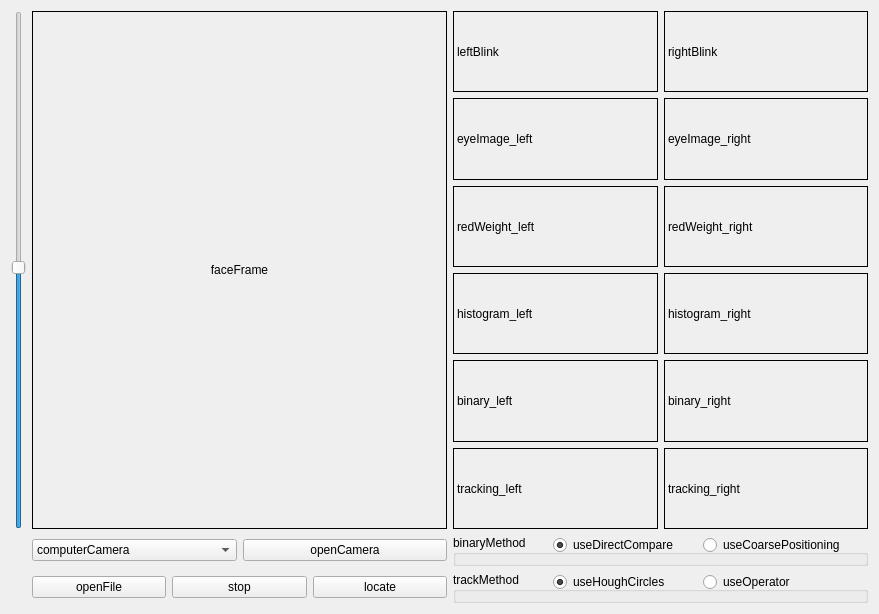
Qt form gui/assets/Eyes-Track.ui (LLanjiao/Eyes-Track) before a commit.
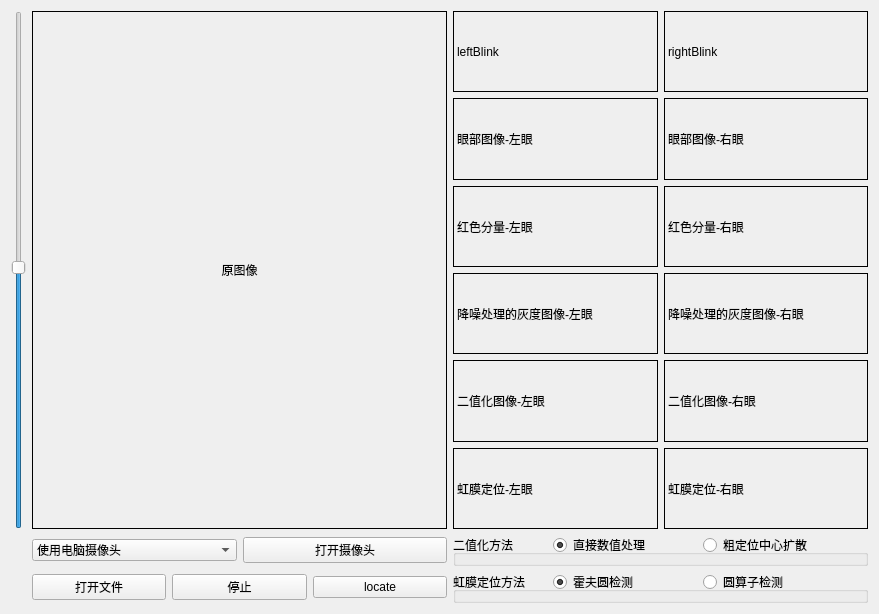
The same form after that commit.

Patch:
```diff
--- a/gui/assets/Eyes-Track.ui
+++ b/gui/assets/Eyes-Track.ui
@@ -25,7 +25,7 @@
         <string notr="true">border: 1px solid black;</string>
        </property>
        <property name="text">
-        <string>faceFrame</string>
+        <string>原图像</string>
        </property>
        <property name="alignment">
         <set>Qt::AlignCenter</set>
@@ -37,14 +37,14 @@
        <item>
         <widget class="QPushButton" name="openFile">
          <property name="text">
-          <string>openFile</string>
+          <string>打开文件</string>
          </property>
         </widget>
        </item>
        <item>
         <widget class="QPushButton" name="stop">
          <property name="text">
-          <string>stop</string>
+          <string>停止</string>
          </property>
         </widget>
        </item>
@@ -91,7 +91,7 @@
             <string notr="true">border: 1px solid black;</string>
            </property>
            <property name="text">
-            <string>eyeImage_left</string>
+            <string>眼部图像-左眼</string>
            </property>
           </widget>
          </item>
@@ -101,7 +101,7 @@
             <string notr="true">border: 1px solid black;</string>
            </property>
            <property name="text">
-            <string>eyeImage_right</string>
+            <string>眼部图像-右眼</string>
            </property>
           </widget>
          </item>
@@ -115,7 +115,7 @@
             <string notr="true">border: 1px solid black;</string>
            </property>
            <property name="text">
-            <string>redWeight_left</string>
+            <string>红色分量-左眼</string>
            </property>
           </widget>
          </item>
@@ -125,7 +125,7 @@
             <string notr="true">border: 1px solid black;</string>
            </property>
            <property name="text">
-            <string>redWeight_right</string>
+            <string>红色分量-右眼</string>
            </property>
           </widget>
          </item>
@@ -139,7 +139,7 @@
             <string notr="true">border: 1px solid black;</string>
            </property>
            <property name="text">
-            <string>histogram_left</string>
+            <string>降噪处理的灰度图像-左眼</string>
            </property>
           </widget>
          </item>
@@ -149,7 +149,7 @@
             <string notr="true">border: 1px solid black;</string>
            </property>
            <property name="text">
-            <string>histogram_right</string>
+            <string>降噪处理的灰度图像-右眼</string>
            </property>
           </widget>
          </item>
@@ -163,7 +163,7 @@
             <string notr="true">border: 1px solid black;</string>
            </property>
            <property name="text">
-            <string>binary_left</string>
+            <string>二值化图像-左眼</string>
            </property>
           </widget>
          </item>
@@ -173,7 +173,7 @@
             <string notr="true">border: 1px solid black;</string>
            </property>
            <property name="text">
-            <string>binary_right</string>
+            <string>二值化图像-右眼</string>
            </property>
           </widget>
          </item>
@@ -187,7 +187,7 @@
             <string notr="true">border: 1px solid black;</string>
            </property>
            <property name="text">
-            <string>tracking_left</string>
+            <string>虹膜定位-左眼</string>
            </property>
           </widget>
          </item>
@@ -197,7 +197,7 @@
             <string notr="true">border: 1px solid black;</string>
            </property>
            <property name="text">
-            <string>tracking_right</string>
+            <string>虹膜定位-右眼</string>
            </property>
           </widget>
          </item>
@@ -231,7 +231,7 @@
             <bool>false</bool>
            </property>
            <property name="currentText">
-            <string>computerCamera</string>
+            <string>使用电脑摄像头</string>
            </property>
            <property name="maxVisibleItems">
             <number>10</number>
@@ -247,7 +247,7 @@
            </property>
            <item>
             <property name="text">
-             <string>computerCamera</string>
+             <string>使用电脑摄像头</string>
             </property>
            </item>
            <item>
@@ -260,7 +260,7 @@
          <item>
           <widget class="QPushButton" name="camera">
            <property name="text">
-            <string>openCamera</string>
+            <string>打开摄像头</string>
            </property>
           </widget>
          </item>
@@ -271,7 +271,7 @@
      <item row="3" column="3">
       <widget class="QGroupBox" name="trackMethod">
        <property name="title">
-        <string>trackMethod</string>
+        <string>虹膜定位方法</string>
        </property>
        <widget class="QRadioButton" name="useHoughCircles">
         <property name="geometry">
@@ -283,7 +283,7 @@
          </rect>
         </property>
         <property name="text">
-         <string>useHoughCircles</string>
+         <string>霍夫圆检测</string>
         </property>
         <property name="checked">
          <bool>true</bool>
@@ -299,7 +299,7 @@
          </rect>
         </property>
         <property name="text">
-         <string>useOperator</string>
+         <string>圆算子检测</string>
         </property>
        </widget>
       </widget>
@@ -307,7 +307,7 @@
      <item row="1" column="3">
       <widget class="QGroupBox" name="binaryMethod">
        <property name="title">
-        <string>binaryMethod</string>
+        <string>二值化方法</string>
        </property>
        <widget class="QRadioButton" name="useDirectCompare">
         <property name="geometry">
@@ -319,7 +319,7 @@
          </rect>
         </property>
         <property name="text">
-         <string>useDirectCompare</string>
+         <string>直接数值处理</string>
         </property>
         <property name="checked">
          <bool>true</bool>
@@ -335,7 +335,7 @@
          </rect>
         </property>
         <property name="text">
-         <string>useCoarsePositioning</string>
+         <string>粗定位中心扩散</string>
         </property>
         <property name="checked">
          <bool>false</bool>
```
Left out of the diff: 8 changed lines with no effect on the pictures.
